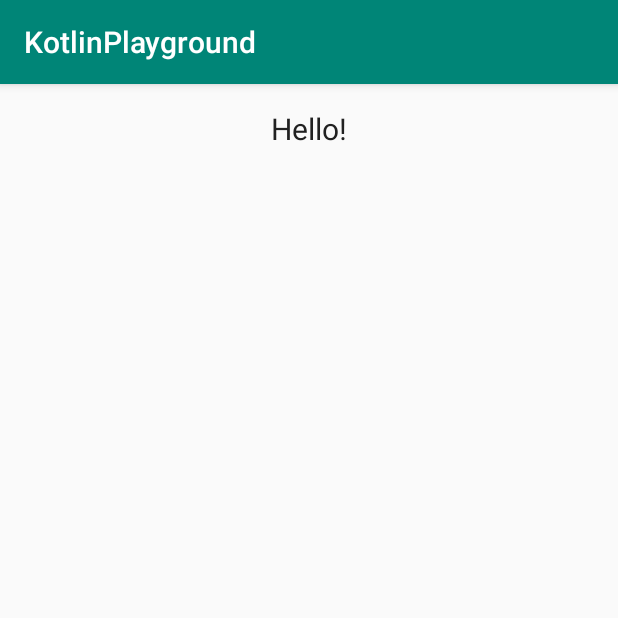
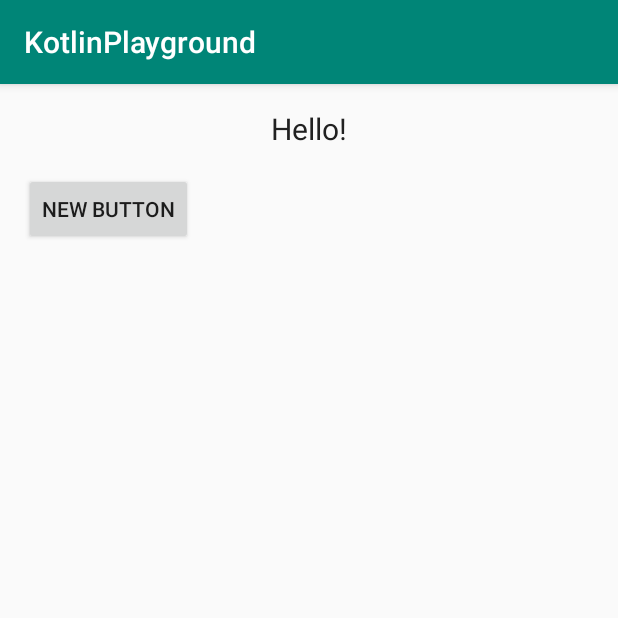
Before and after one commit to tochanenko/AndroidPlaygroundApp, an Android app: the screen it shows after launch (MainActivity), on a phone screen of 412 x 824 dp, the top half of it. Run offline under Robolectric (Android 15) with nearby library versions, the phone set to English and light mode, and no system bars.

Commit message:
Tested Button

```diff
--- a/playground/app/src/main/java/com/tochanenko/kotlinplayground/MainActivity.kt
+++ b/playground/app/src/main/java/com/tochanenko/kotlinplayground/MainActivity.kt
@@ -2,18 +2,24 @@ package com.tochanenko.kotlinplayground
 
 import android.support.v7.app.AppCompatActivity
 import android.os.Bundle
+import android.widget.Button
 import android.widget.TextView
 
 class MainActivity : AppCompatActivity() {
 
     lateinit var tv : TextView
+    lateinit var button : Button
 
     override fun onCreate(savedInstanceState: Bundle?) {
         super.onCreate(savedInstanceState)
         setContentView(R.layout.activity_main)
 
         tv = findViewById(R.id.helloTextView)
+        button = findViewById(R.id.button)
 
         tv.text = getString(R.string.hello)
+        button.setOnClickListener {
+            tv.text = "Oh hello There!"
+        }
     }
 }
--- a/playground/app/src/main/res/layout/activity_main.xml
+++ b/playground/app/src/main/res/layout/activity_main.xml
@@ -16,4 +16,10 @@
             app:layout_constraintEnd_toEndOf="parent" android:layout_marginEnd="16dp" android:layout_marginTop="16dp"
             app:layout_constraintTop_toTopOf="parent" android:textColor="#212121" android:textSize="20sp"
             android:fontFamily="sans-serif" android:textAlignment="center"/>
+    <Button
+            android:text="@string/button_string"
+            android:layout_width="wrap_content"
+            android:layout_height="wrap_content"
+            android:id="@+id/button" app:layout_constraintStart_toStartOf="parent" android:layout_marginStart="16dp"
+            android:layout_marginTop="16dp" app:layout_constraintTop_toBottomOf="@+id/helloTextView"/>
 </android.support.constraint.ConstraintLayout>
--- a/playground/app/src/main/res/values/strings.xml
+++ b/playground/app/src/main/res/values/strings.xml
@@ -1,4 +1,5 @@
 <resources>
     <string name="app_name">KotlinPlayground</string>
     <string name="hello">Hello!</string>
+    <string name="button_string">New Button</string>
 </resources>
```
